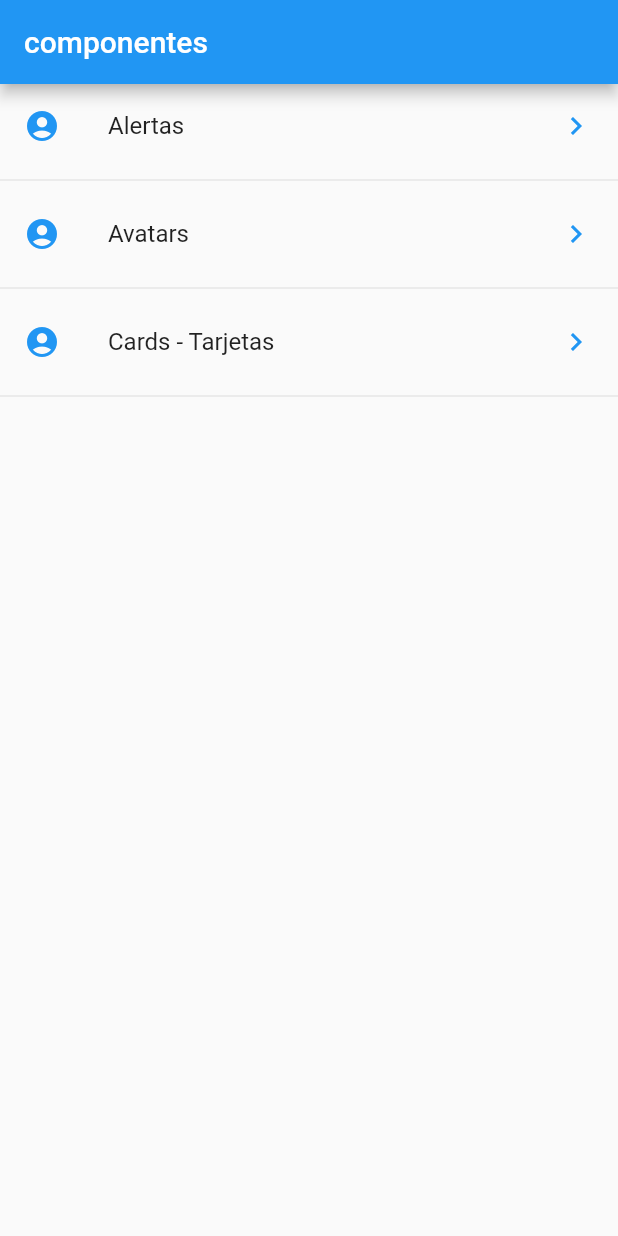
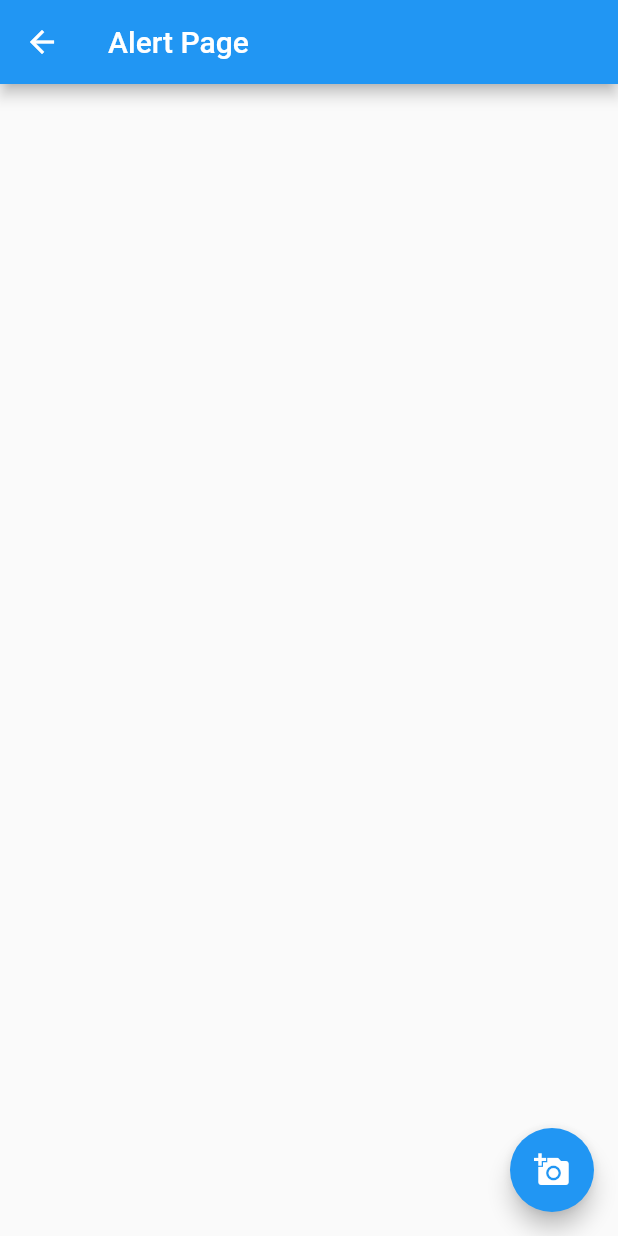
Before and after one commit to kervisvasquez1993/componentes-flutter, a Flutter app: the screen it shows after launch, after a tap on "Alertas", on a phone screen of 412 x 824 dp. Run offline on Flutter 3.47's test engine with Material 2 defaults, Android fonts, the phone set to English and light mode, and no system bars.

Commit message:
agregamos iconos desde json

```diff
--- /dev/null
+++ b/lib/src/pages/alert_page.dart
@@ -0,0 +1,18 @@
+import 'package:flutter/material.dart';
+
+class AlertPage extends StatelessWidget {
+  @override
+  Widget build(BuildContext context) {
+    return Scaffold(
+      appBar: AppBar(
+        title: Text('Alert Page'),
+      ),
+      floatingActionButton: FloatingActionButton(
+        child: Icon(Icons.add_a_photo),
+        onPressed: () {
+          Navigator.pop(context);
+        },
+      ),
+    );
+  }
+}
--- a/lib/src/pages/home_page.dart
+++ b/lib/src/pages/home_page.dart
@@ -1,6 +1,8 @@
 //import 'dart:js';
 
+import 'package:componentes_flutter/src/pages/alert_page.dart';
 import 'package:componentes_flutter/src/providers/menu_provider.dart';
+import 'package:componentes_flutter/src/utils/icono_string_utils.dart';
 import 'package:flutter/material.dart';
 
 class HomePage extends StatelessWidget {
@@ -27,7 +29,7 @@ class HomePage extends StatelessWidget {
         initialData: [], // argumento opcional,
         // es algo que nos permite dibujar algo en la pantalla de nuestro despositivo
         builder: (context, AsyncSnapshot<List<dynamic>> snapshot) {
-          return ListView(children: _listaItem(snapshot.data));
+          return ListView(children: _listaItem(snapshot.data, context));
         });
 
     /*return ListView(
@@ -35,14 +37,19 @@ class HomePage extends StatelessWidget {
     );*/
   }
 
-  List<Widget> _listaItem(List<dynamic> data) {
+  List<Widget> _listaItem(List<dynamic> data, BuildContext context) {
     final List<Widget> opciones = [];
     data.forEach((opt) {
       final widgetTemp = ListTile(
         title: Text(opt['texto']),
-        leading: Icon(Icons.account_circle, color: Colors.blue),
+        leading: getIcon(opt['icon']),
         trailing: Icon(Icons.keyboard_arrow_right, color: Colors.blue),
-        onTap: () {},
+        onTap: () {
+          final route = MaterialPageRoute(builder: (context) {
+            return AlertPage();
+          });
+          Navigator.push(context, route);
+        },
       );
       opciones..add(widgetTemp)..add(Divider());
     });
--- /dev/null
+++ b/lib/src/utils/icono_string_utils.dart
@@ -0,0 +1,11 @@
+import 'package:flutter/material.dart';
+
+final _icons = <String, IconData>{
+  'add_alert': Icons.add_alert,
+  'accessibility': Icons.accessibility,
+  'folder_open': Icons.folder_open
+};
+
+Icon getIcon(String nombreIcono) {
+  return Icon(_icons[nombreIcono], color: Colors.blue);
+}
```
Also changed, not shown: lib/src/pages/avatar_page.dart (added, +12 -0 lines).
